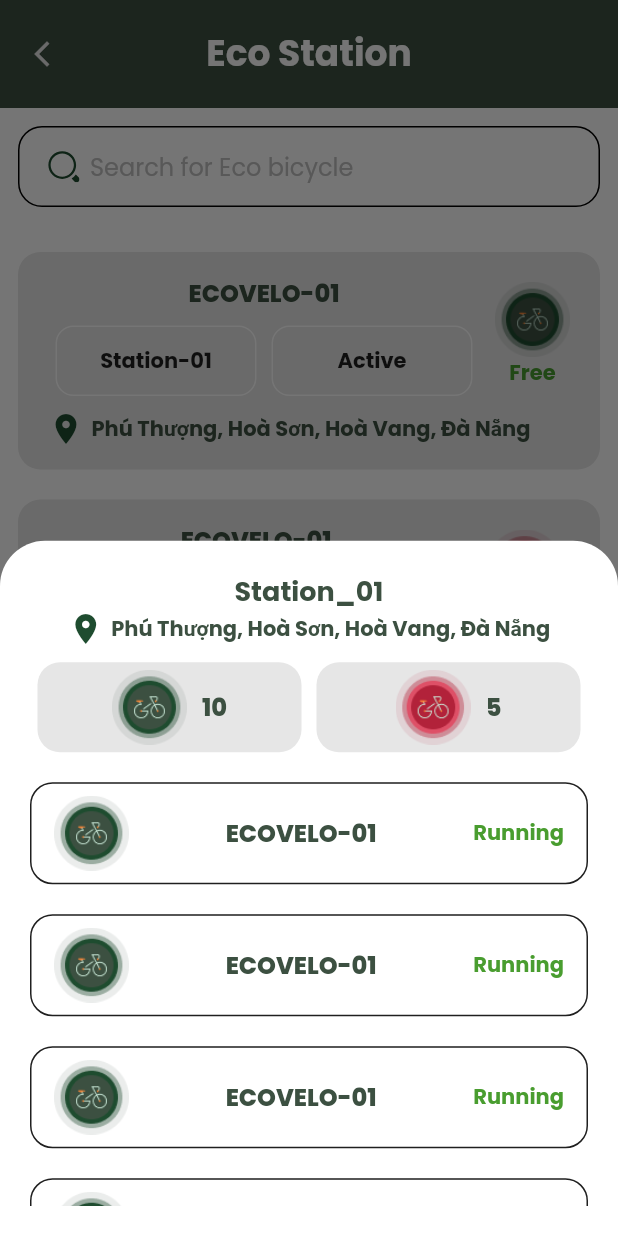
After one commit to nthanhthan/ecovelo_app, a Flutter app: the EcoStationView screen opened by its route, after a tap on "Station-01", on a phone screen of 412 x 824 dp. The commit adds this screen. Run offline on Flutter 3.47's test engine with Material 2 defaults, Android fonts, the phone set to English and light mode, and no system bars; our stand-ins replace action_slider, another_flushbar, connectivity_plus, dio, dotted_border, equatable and 24 more; missing offline and left inert: f_logs, flutter_email_sender, flutter_stripe, mqtt_client, qr_code_scanner; accounts and stored records are empty; project files that could hold a hidden picture were left out.

Commit message:
eco_station UI

```diff
--- a/lib/app/config/routes/app_pages.dart
+++ b/lib/app/config/routes/app_pages.dart
@@ -156,5 +156,11 @@ class AppPages {
       page: () => const FixProblemDetail(),
       transition: Transition.rightToLeft,
     ),
+    GetPage<dynamic>(
+      name: Routes.ecoStation,
+      page: () => const EcoStationView(),
+      binding: EcoStationBinding(),
+      transition: Transition.rightToLeft,
+    ),
   ];
 }
--- a/lib/app/config/routes/app_routes.dart
+++ b/lib/app/config/routes/app_routes.dart
@@ -27,4 +27,5 @@ abstract class Routes {
   static const authencationView = '/authencation_view';
   static const fixProblem = '/fix_problem_view';
   static const fixProblemDetail = '/fix_problem_detail_view';
+  static const ecoStation = '/eco_station_view';
 }
--- /dev/null
+++ b/lib/app/pages/eco_station/bindings/eco_station_binding.dart
@@ -0,0 +1,8 @@
+import 'package:ecoveloapp/app/core.dart';
+
+class EcoStationBinding extends Bindings {
+  @override
+  void dependencies() {
+    Get.put<EcoStationController>(EcoStationController());
+  }
+}
--- /dev/null
+++ b/lib/app/pages/eco_station/controllers/eco_station_controller.dart
@@ -0,0 +1,28 @@
+import 'package:ecoveloapp/app/core.dart';
+import 'package:flutter/material.dart';
+
+class EcoStationController extends GetxController {
+  TextEditingController stationTextController = TextEditingController();
+  final RxList<StationModel> _foodResponses = <StationModel>[].obs;
+  set foodResponses(List<StationModel> value) => _foodResponses.value = value;
+  // ignore: invalid_use_of_protected_member
+  List<StationModel> get foodResponses => _foodResponses.value;
+  FocusNode searchNode = FocusNode();
+  List<StationModel>? stations;
+  Future<List<StationModel>> loadListStation(String key) async {
+    // if (key.isNotEmpty && ((key.trim().isEmpty) || _keyStation == key.trim())) {
+    //   return listStation;
+    // }
+    try {
+      List<StationModel> lisStationBySearch = [];
+      // lisStationBySearch = listStation
+      //     .where((element) =>
+      //         element.address!.toLowerCase().contains(key.toLowerCase()))
+      //     .toList();
+      return lisStationBySearch;
+    } catch (e) {
+      return [];
+    }
+
+  }
+}
--- /dev/null
+++ b/lib/app/pages/eco_station/eco_station.dart
@@ -0,0 +1,3 @@
+export 'bindings/eco_station_binding.dart';
+export 'controllers/eco_station_controller.dart';
+export 'views/eco_station_view.dart';
--- /dev/null
+++ b/lib/app/pages/eco_station/views/eco_station_view.dart
@@ -0,0 +1,412 @@
+import 'package:ecoveloapp/app/core.dart';
+import 'package:flutter/material.dart';
+import 'package:flutter_svg/svg.dart';
+
+class EcoStationView extends GetView<EcoStationController> {
+  const EcoStationView({Key? key}) : super(key: key);
+
+  @override
+  Widget build(BuildContext context) {
+    return _buildBody(context);
+  }
+
+  void _onChangeSearch(String text) {
+    if (text.isEmpty || text.trim().isEmpty) {}
+  }
+
+  void _onChooseSuggestFacility(StationModel station) {
+    controller.stationTextController.clear();
+    // controller.chooseStation(station);
+  }
+
+  void notifyActive() {
+    showDialog<void>(
+      context: Get.context!,
+      barrierDismissible: true,
+      builder: (BuildContext context) {
+        return Dialog(
+          shape: RoundedRectangleBorder(
+            borderRadius: BorderRadius.circular(25),
+          ),
+          child: ListView(
+            shrinkWrap: true,
+            physics: const NeverScrollableScrollPhysics(),
+            children: [
+              Container(
+                margin: const EdgeInsets.only(top: 30),
+                decoration: BoxDecoration(
+                  color: AppColors.white,
+                  borderRadius: BorderRadius.circular(25),
+                ),
+                padding: const EdgeInsets.fromLTRB(20, 0, 20, 15),
+                child: Column(
+                  children: [
+                    SvgPicture.asset(
+                      AssetsConst.icEcovelo,
+                      height: 70,
+                    ),
+                    const SizedBox(height: 20),
+                    Text(
+                      S.of(context).confirmActiveBicycle("ECOVELO-01"),
+                      style: AppTextStyles.subHeading1().copyWith(
+                        color: AppColors.main.shade200,
+                        fontWeight: FontWeight.w600,
+                      ),
+                      textAlign: TextAlign.center,
+                    ),
+                    const SizedBox(height: 30),
+                    ElevatedButton(
+                      onPressed: () {
+                        Navigator.of(context).pop();
+                      },
+                      style: FilledBtnStyle.enable(isFullWidth: true),
+                      child: Text(
+                        S.of(context).confirm,
+                        style: AppTextStyles.body1().copyWith(
+                          color: AppColors.white,
+                          fontWeight: FontWeight.w600,
+                        ),
+                      ),
+                    )
+                  ],
+                ),
+              ),
+            ],
+          ),
+        );
+      },
+    );
+  }
+
+  Widget _buildBody(BuildContext context) {
+    return Scaffold(
+      backgroundColor: AppColors.defaultBackground,
+      appBar: AppBar(
+        backgroundColor: AppColors.colorAppBar,
+        title: Text(
+          S.of(context).station,
+          style: AppTextStyles.heading1().copyWith(color: AppColors.white),
+        ),
+        centerTitle: true,
+        leading: InkWell(
+          onTap: () {
+            Get.back();
+          },
+          child: Icon(
+            Icons.arrow_back_ios_new,
+            size: 20,
+            color: AppColors.grey.shade100,
+          ),
+        ),
+      ),
+      body: Padding(
+        padding: const EdgeInsets.all(12.0),
+        child: SingleChildScrollView(
+          child: Column(
+            children: [
+              _searchBicycle(context),
+              const SizedBox(height: 20),
+              _bicycleItem(context, false),
+              _bicycleItem(context, true),
+              _bicycleItem(context, true),
+              _bicycleItem(context, false),
+              _bicycleItem(context, true),
+              _bicycleItem(context, true),
+              _bicycleItem(context, true),
+            ],
+          ),
+        ),
+      ),
+    );
+  }
+
+  Widget _searchBicycle(BuildContext context) {
+    return SearchInput<StationModel>(
+      searchController: controller.stationTextController,
+      searchFocus: controller.searchNode,
+      labelText: S.of(context).searchBicycle,
+      suggestionsCallback: (pattern) async {
+        return await controller.loadListStation(pattern);
+      },
+      onSuggestionSelected: _onChooseSuggestFacility,
+      onChanged: _onChangeSearch,
+      itemBuilder: (context, station) {
+        return ListTile(
+          key: ValueKey(station.id),
+          title: StationInfoWidget(station: station),
+        );
+      },
+    );
+  }
+
+  Widget _bicycleItem(BuildContext context, bool isUsing) {
+    return Container(
+      width: MediaQuery.of(context).size.width,
+      margin: const EdgeInsets.symmetric(vertical: 10),
+      padding: const EdgeInsets.symmetric(
+        horizontal: 20,
+        vertical: 15,
+      ),
+      decoration: BoxDecoration(
+        color: AppColors.grey.shade100,
+        borderRadius: BorderRadius.circular(15),
+      ),
+      child: Column(
+        children: [
+          Row(
+            mainAxisAlignment: MainAxisAlignment.spaceBetween,
+            crossAxisAlignment: CrossAxisAlignment.center,
+            children: [
+              Expanded(
+                child: Column(
+                  crossAxisAlignment: CrossAxisAlignment.center,
+                  children: [
+                    Text(
+                      "ECOVELO-01",
+                      style: AppTextStyles.body1().copyWith(
+                        color: AppColors.main,
+                        fontWeight: FontWeight.w800,
+                      ),
+                    ),
+                    const SizedBox(height: 10),
+                    Row(
+                      children: [
+                        Expanded(
+                          child: GestureDetector(
+                            onTap: () {
+                              showBottomStation(context);
+                            },
+                            child: Container(
+                              padding: const EdgeInsets.all(12),
+                              margin: const EdgeInsets.symmetric(horizontal: 5),
+                              decoration: BoxDecoration(
+                                border: Border.all(color: AppColors.white),
+                                borderRadius: BorderRadius.circular(12),
+                              ),
+                              child: Center(
+                                child: Text(
+                                  "Station-01",
+                                  style: AppTextStyles.body2()
+                                      .copyWith(color: AppColors.grey),
+                                ),
+                              ),
+                            ),
+                          ),
+                        ),
+                        Expanded(
+                          child: GestureDetector(
+                            onTap: () {
+                              notifyActive();
+                            },
+                            child: Container(
+                              margin: const EdgeInsets.symmetric(horizontal: 5),
+                              padding: const EdgeInsets.all(12),
+                              decoration: BoxDecoration(
+                                border: Border.all(color: AppColors.white),
+                                borderRadius: BorderRadius.circular(12),
+                              ),
+                              child: Center(
+                                child: Text(
+                                  "Active",
+                                  style: AppTextStyles.body2()
+                                      .copyWith(color: AppColors.grey),
+                                ),
+                              ),
+                            ),
+                          ),
+                        ),
+                      ],
+                    ),
+                  ],
+                ),
+              ),
+              const SizedBox(width: 10),
+              Column(
+                children: [
+                  Image.asset(
+                    isUsing ? AssetsConst.stationRed : AssetsConst.station,
+                    height: 50,
+                  ),
+                  Text(
+                    isUsing ? "Running" : "Free",
+                    style: AppTextStyles.body2().copyWith(
+                        color: isUsing ? AppColors.warning : AppColors.success),
+                  ),
+                ],
+              ),
+            ],
+          ),
+          const SizedBox(height: 10),
+          Row(
+            children: [
+              Icon(
+                Icons.location_on,
+                color: AppColors.main.shade200,
+              ),
+              const SizedBox(width: 5),
+              Expanded(
+                child: Text(
+                  "Phú Thượng, Hoà Sơn, Hoà Vang, Đà Nẵng",
+                  style: AppTextStyles.body2().copyWith(color: AppColors.main),
+                  textAlign: TextAlign.start,
+                ),
+              ),
+            ],
+          )
+        ],
+      ),
+    );
+  }
+
+  void showBottomStation(BuildContext context) {
+    showModalBottomSheet(
+      context: context,
+      isDismissible: true,
+      backgroundColor: AppColors.white,
+      shape: const RoundedRectangleBorder(
+        borderRadius: BorderRadius.only(
+          topLeft: Radius.circular(30.0),
+          topRight: Radius.circular(30.0),
+        ),
+      ),
+      builder: (BuildContext context) {
+        return ConstrainedBox(
+          constraints: BoxConstraints(
+            maxHeight: MediaQuery.of(context).size.height * 0.9,
+          ),
+          child: Padding(
+            padding: const EdgeInsets.all(20.0),
+            child: _stationWidget(context),
+          ),
+        );
+      },
+    );
+  }
+
+  Widget _stationWidget(BuildContext context) {
+    return SingleChildScrollView(
+      child: Column(
+        children: [
+          Text("Station_01",
+              style:
+                  AppTextStyles.subHeading1().copyWith(color: AppColors.main)),
+          Row(
+            mainAxisAlignment: MainAxisAlignment.center,
+            children: [
+              Icon(
+                Icons.location_on,
+                color: AppColors.main.shade200,
+              ),
+              const SizedBox(width: 5),
+              Text(
+                "Phú Thượng, Hoà Sơn, Hoà Vang, Đà Nẵng",
+                style: AppTextStyles.body2().copyWith(color: AppColors.main),
+                textAlign: TextAlign.start,
+              ),
+            ],
+          ),
+          _stationBicleWidget(context),
+          _bicycleWidget(context),
+          _bicycleWidget(context),
+          _bicycleWidget(context),
+          _bicycleWidget(context),
+          _bicycleWidget(context),
+          _bicycleWidget(context),
+          _bicycleWidget(context),
+        ],
+      ),
+    );
+  }
+
+  Widget _stationBicleWidget(BuildContext context) {
+    return Row(children: [
+      Expanded(
+        child: _analysisItem(
+          context,
+          false,
+          10,
+        ),
+      ),
+      Expanded(
+        child: _analysisItem(
+          context,
+          true,
+          5,
+        ),
+      ),
+    ]);
+  }
+
+  Widget _analysisItem(
+    BuildContext context,
+    bool isUsing,
+    int num,
+  ) {
+    return Container(
+      margin: const EdgeInsets.symmetric(
+        vertical: 10,
+        horizontal: 5,
+      ),
+      padding: const EdgeInsets.symmetric(
+        vertical: 5,
+        horizontal: 15,
+      ),
+      decoration: BoxDecoration(
+        color: AppColors.grey.shade100,
+        borderRadius: BorderRadius.circular(15),
+      ),
+      child: Align(
+        alignment: Alignment.center,
+        child: Row(
+          mainAxisSize: MainAxisSize.min,
+          mainAxisAlignment: MainAxisAlignment.spaceBetween,
+          children: [
+            Image.asset(
+              isUsing ? AssetsConst.stationRed : AssetsConst.station,
+              height: 50,
+            ),
+            const SizedBox(width: 10),
+            Text(
+              num.toString(),
+              style: AppTextStyles.body1().copyWith(
+                color: AppColors.main,
+                fontWeight: FontWeight.w800,
+              ),
+            ),
+          ],
+        ),
+      ),
+    );
+  }
+
+  Widget _bicycleWidget(BuildContext context) {
+    return Container(
+      width: MediaQuery.of(context).size.width,
+      margin: const EdgeInsets.symmetric(vertical: 10),
+      padding: const EdgeInsets.symmetric(vertical: 8, horizontal: 15),
+      decoration: BoxDecoration(
+          border: Border.all(color: AppColors.grey),
+          borderRadius: BorderRadius.circular(15)),
+      child: Row(
+        mainAxisAlignment: MainAxisAlignment.spaceBetween,
+        children: [
+          Image.asset(
+            AssetsConst.station,
+            height: 50,
+          ),
+          Text(
+            "ECOVELO-01",
+            style: AppTextStyles.body1().copyWith(
+              color: AppColors.main,
+              fontWeight: FontWeight.w800,
+            ),
+          ),
+          Text(
+            "Running",
+            style: AppTextStyles.body2().copyWith(color: AppColors.success),
+          ),
+        ],
+      ),
+    );
+  }
+}
--- a/lib/app/pages/home/views/home_screen.dart
+++ b/lib/app/pages/home/views/home_screen.dart
@@ -66,6 +66,10 @@ class HomeScreen extends GetView<HomeController> {
   void _stationNearClicked() {
     controller.getStationNear();
     Get.toNamed(Routes.nearStation);
+  }
+
+  void _ecoStationOnClick() {
+    Get.toNamed(Routes.ecoStation);
   }
 
   Widget _buildBody(BuildContext context) {
@@ -365,7 +369,7 @@ class HomeScreen extends GetView<HomeController> {
               context,
               S.of(context).station,
               AssetsConst.stationIC,
-              null,
+              _ecoStationOnClick,
             ),
             _itemMain(
               context,
--- a/lib/app/pages/map/map.dart
+++ b/lib/app/pages/map/map.dart
@@ -1,5 +1,6 @@
 export 'controllers/map_controller.dart';
 export 'views/map_view.dart';
 export 'models/station_model.dart';
+export 'models/bicycle_model.dart';
 export 'views/station_info_widget.dart';
 export 'services/station_service.dart';
--- /dev/null
+++ b/lib/app/pages/map/models/bicycle_model.dart
@@ -0,0 +1,3 @@
+class BicycleModel{
+
+}
--- a/lib/app/pages/page.dart
+++ b/lib/app/pages/page.dart
@@ -16,3 +16,4 @@ export 'history/history_view.dart';
 export 'verifi_account/verifi_account.dart';
 export 'eco_user/eco_user.dart';
 export 'fix_problem/fix_problem.dart';
+export 'eco_station/eco_station.dart';
--- a/lib/l10n/intl_en.arb
+++ b/lib/l10n/intl_en.arb
@@ -205,6 +205,8 @@
     "changeProblem": "Change",
     "newUser": "New User",
     "problemDetail": "Problem Detail",
-    "resolve": "Resolve"
+    "resolve": "Resolve",
+    "searchBicycle": "Search for Eco bicycle",
+    "confirmActiveBicycle": "Are you sure that off this {bicycleID} bike"
 
 }
```
Also changed, not shown: lib/generated/intl/messages_en.dart, lib/generated/intl/messages_vi.dart, lib/generated/l10n.dart.
